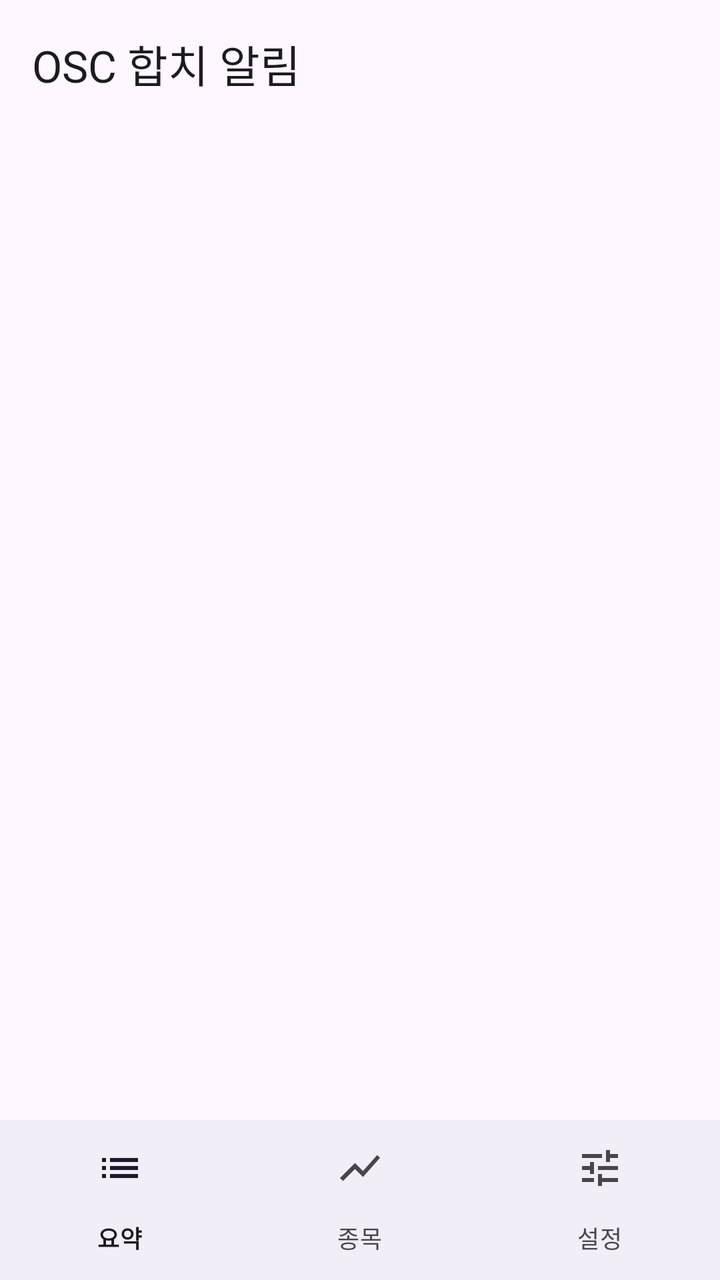
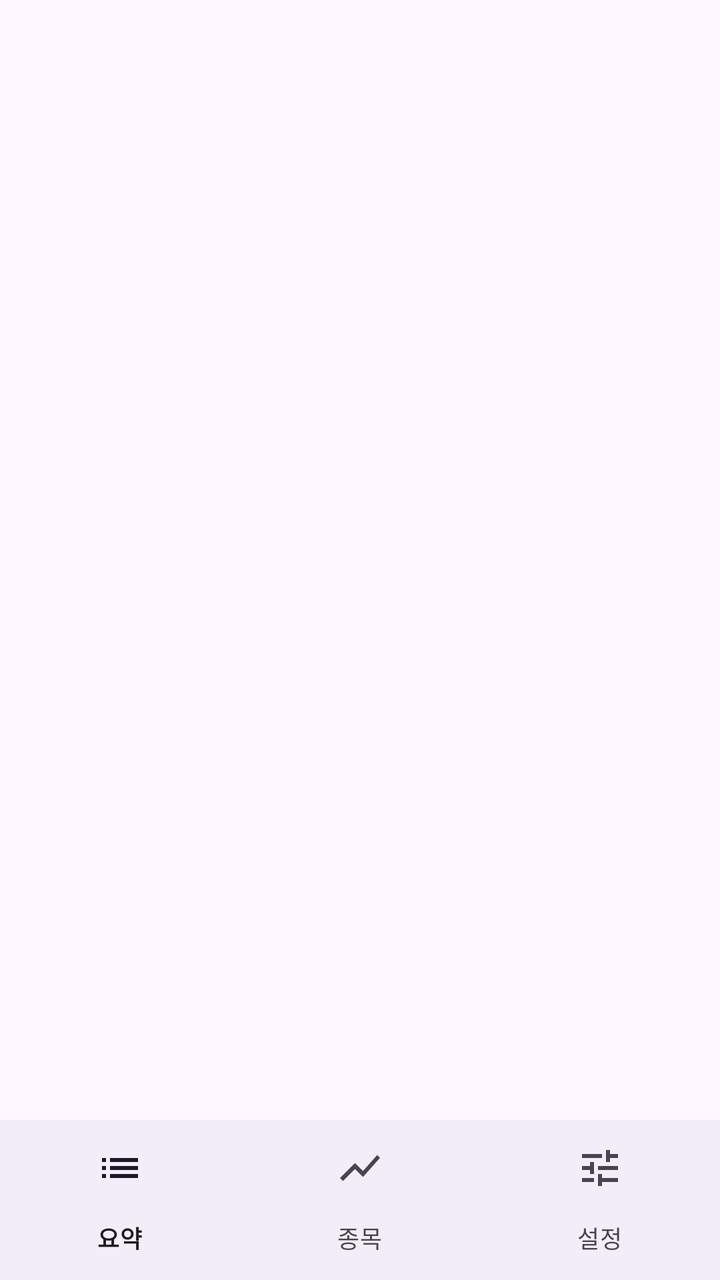

Screens rendered from an Android XML layout before and after an edit, with the pre-edit source and the edit as a unified diff.
<!-- AndroidManifest.xml: application theme Theme.OscAlert -->
<!-- res/layout/activity_main.xml -->
<?xml version="1.0" encoding="utf-8"?>
<LinearLayout xmlns:android="http://schemas.android.com/apk/res/android"
    xmlns:app="http://schemas.android.com/apk/res-auto"
    android:id="@+id/root"
    android:layout_width="match_parent"
    android:layout_height="match_parent"
    android:fitsSystemWindows="true"
    android:orientation="vertical">

    <com.google.android.material.appbar.MaterialToolbar
        android:id="@+id/toolbar"
        android:layout_width="match_parent"
        android:layout_height="wrap_content"
        android:minHeight="?attr/actionBarSize"
        app:title="OSC 합치 알림" />

    <FrameLayout
        android:id="@+id/content"
        android:layout_width="match_parent"
        android:layout_height="0dp"
        android:layout_weight="1" />

    <com.google.android.material.bottomnavigation.BottomNavigationView
        android:id="@+id/nav"
        android:layout_width="match_parent"
        android:layout_height="wrap_content"
        app:menu="@menu/bottom_nav" />
</LinearLayout>
<!-- resources referenced by this layout -->
<resources>
  <style name="Theme.OscAlert" parent="Theme.Material3.DayNight.NoActionBar">
          <item name="colorPrimary">@color/brand</item>
          <item name="android:statusBarColor">?attr/colorSurface</item>
      </style>
  <color name="brand">#1F3A5F</color>
</resources>

<!-- the commit's change to res/layout/activity_main.xml (unified diff, before → after) -->
@@ -12,7 +12,8 @@
         android:layout_width="match_parent"
         android:layout_height="wrap_content"
         android:minHeight="?attr/actionBarSize"
-        app:title="OSC 합치 알림" />
+        app:titleTextAppearance="?attr/textAppearanceTitleMedium"
+        app:subtitleTextAppearance="?attr/textAppearanceBodySmall" />
 
     <FrameLayout
         android:id="@+id/content"
